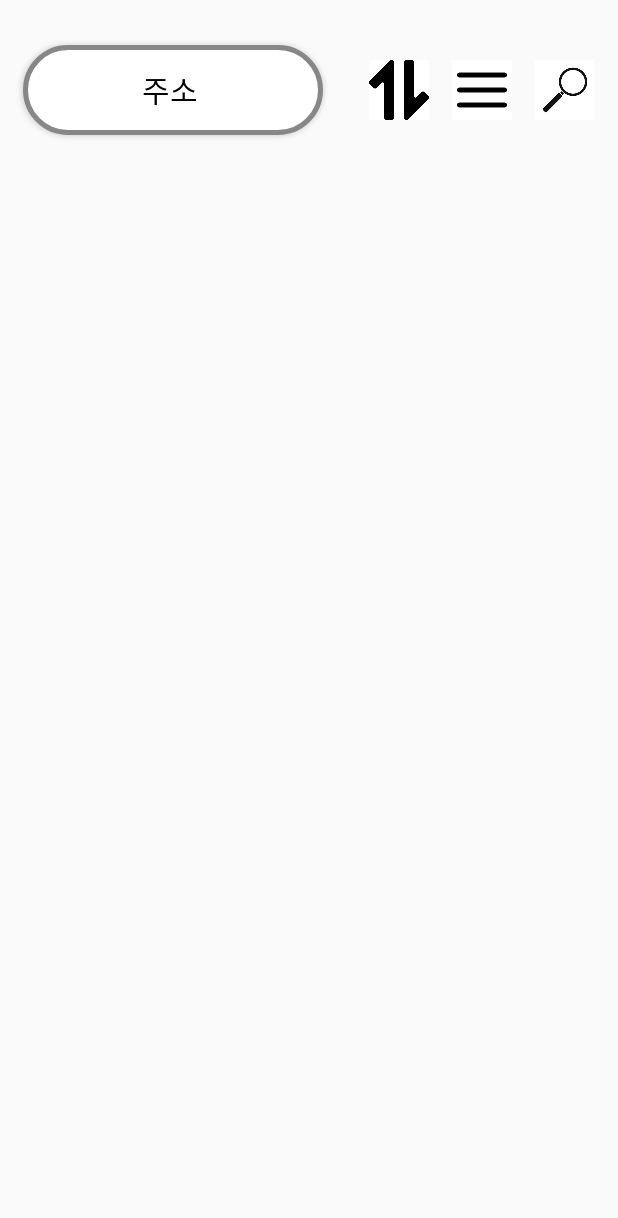
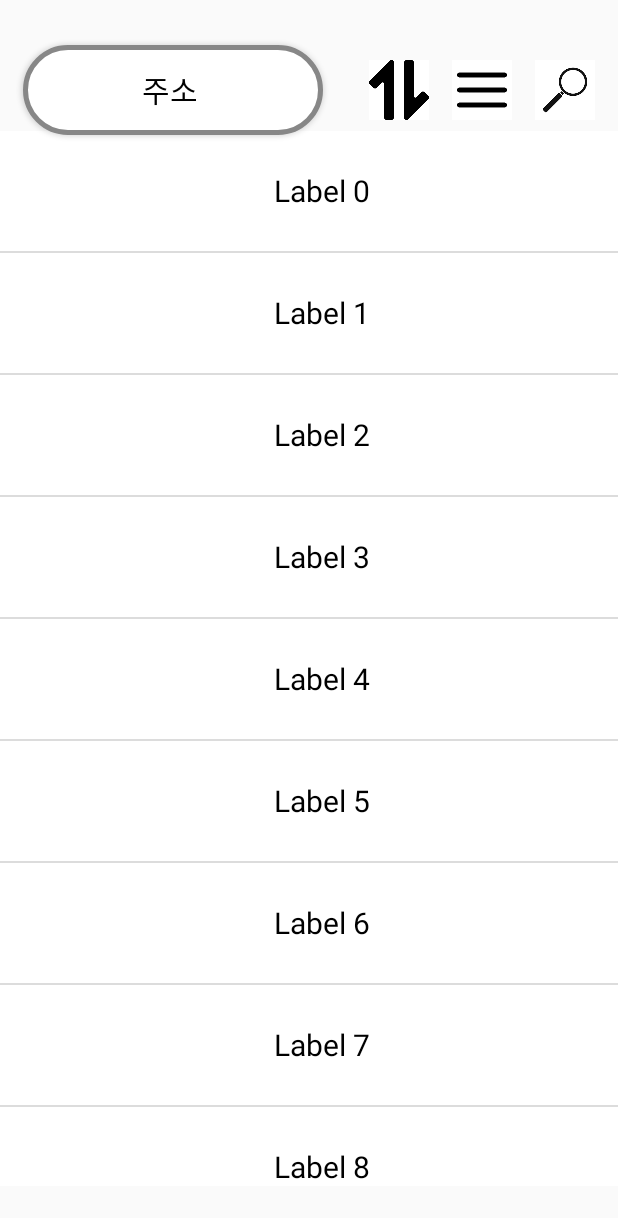
Before and after one commit to ahju411/FoodChat, an Android app: the restaurant_list screen opened directly, with no data from a screen before it, on a phone screen of 412 x 824 dp. Shown: the top 1218 px of the screen. Run offline under Robolectric (Android 15) with nearby library versions, the phone set to English and light mode, and no system bars.

Commit message:
리스트뷰작업1

```diff
--- a/app/src/main/AndroidManifest.xml
+++ b/app/src/main/AndroidManifest.xml
@@ -41,7 +41,7 @@
                     android:scheme="kakaoa7dd5271a9e9de5da9ffaf556ef49f18" />
             </intent-filter>
         </activity>
-
+        <activity android:name=".restaurant_list"></activity>
         <meta-data
             android:name="com.kakao.sdk.AppKey"
             android:value="a7dd5271a9e9de5da9ffaf556ef49f18"/>
@@ -50,8 +50,6 @@
         <activity android:name=".NicknameActivity"/>
 
 
-        <activity android:name="restaurant_list" />
-
 
     </application>
 
--- a/app/src/main/java/com/example/foodchat/restaurant_list.java
+++ b/app/src/main/java/com/example/foodchat/restaurant_list.java
@@ -1,34 +1,92 @@
 package com.example.foodchat;
 
-import android.content.Intent;
+import android.os.Handler;
 import android.os.Bundle;
 import android.view.View;
-import android.widget.Button;
+import android.widget.AbsListView;
+import android.widget.ListView;
+import android.widget.ProgressBar;
 
 import androidx.appcompat.app.AppCompatActivity;
 
-public class restaurant_list extends AppCompatActivity {
+import java.util.ArrayList;
+import java.util.List;
 
+public class restaurant_list extends AppCompatActivity implements AbsListView.OnScrollListener  {
+
+    private ListView listView;                      // 리스트뷰
+    private boolean lastItemVisibleFlag = false;    // 리스트 스크롤이 마지막 셀(맨 바닥)로 이동했는지 체크할 변수
+    private List<String> list;                      // String 데이터를 담고있는 리스트
+    private ListViewAdapter adapter;                // 리스트뷰의 아답터
+    private int page = 0;                           // 페이징변수. 초기 값은 0 이다.
+    private final int OFFSET = 20;                  // 한 페이지마다 로드할 데이터 갯수.
+    private ProgressBar progressBar;                // 데이터 로딩중을 표시할 프로그레스바
+    private boolean mLockListView = false;          // 데이터 불러올때 중복안되게 하기위한 변수
 
     @Override
     protected void onCreate(Bundle savedInstanceState) {
         super.onCreate(savedInstanceState);
         setContentView(R.layout.restaurant_list);
 
+        listView = (ListView) findViewById(R.id.listview);
+        progressBar = (ProgressBar) findViewById(R.id.progressbar);
 
-        // 처음 이용시 주소위치권한 가져오기.
+        list = new ArrayList<String>();
+        adapter = new ListViewAdapter(this, list);
+        listView.setAdapter(adapter);
+
+        progressBar.setVisibility(View.GONE);
 
 
+        listView.setOnScrollListener(this);
+        getItem();
+    }
 
+    @Override
+    public void onScrollStateChanged(AbsListView absListView, int scrollState) {
+        // 1. OnScrollListener.SCROLL_STATE_IDLE : 스크롤이 이동하지 않을때의 이벤트(즉 스크롤이 멈추었을때).
+        // 2. lastItemVisibleFlag : 리스트뷰의 마지막 셀의 끝에 스크롤이 이동했을때.
+        // 3. mLockListView == false : 데이터 리스트에 다음 데이터를 불러오는 작업이 끝났을때.
+        // 1, 2, 3 모두가 true일때 다음 데이터를 불러온다.
+        if (scrollState == AbsListView.OnScrollListener.SCROLL_STATE_IDLE && lastItemVisibleFlag && mLockListView == false) {
+            // 화면이 바닦에 닿을때 처리
+            // 로딩중을 알리는 프로그레스바를 보인다.
+            progressBar.setVisibility(View.VISIBLE);
 
+            // 다음 데이터를 불러온다.
+            getItem();
+        }
+    }
 
+    @Override
+    public void onScroll(AbsListView view, int firstVisibleItem, int visibleItemCount, int totalItemCount) {
+        // firstVisibleItem : 화면에 보이는 첫번째 리스트의 아이템 번호.
+        // visibleItemCount : 화면에 보이는 리스트 아이템의 갯수
+        // totalItemCount : 리스트 전체의 총 갯수
+        // 리스트의 갯수가 0개 이상이고, 화면에 보이는 맨 하단까지의 아이템 갯수가 총 갯수보다 크거나 같을때.. 즉 리스트의 끝일때. true
+        lastItemVisibleFlag = (totalItemCount > 0) && (firstVisibleItem + visibleItemCount >= totalItemCount);
+    }
 
+    private void getItem(){
 
+        // 리스트에 다음 데이터를 입력할 동안에 이 메소드가 또 호출되지 않도록 mLockListView 를 true로 설정한다.
+        mLockListView = true;
 
+        // 다음 20개의 데이터를 불러와서 리스트에 저장한다.
+        for(int i = 0; i < 20; i++){
+            String label = "Label " + ((page * OFFSET) + i);
+            list.add(label);
+        }
 
-
-
-
-
+        // 1초 뒤 프로그레스바를 감추고 데이터를 갱신하고, 중복 로딩 체크하는 Lock을 했던 mLockListView변수를 풀어준다.
+        new Handler().postDelayed(new Runnable() {
+            @Override
+            public void run() {
+                page++;
+                adapter.notifyDataSetChanged();
+                progressBar.setVisibility(View.GONE);
+                mLockListView = false;
+            }
+        },1000);
     }
 }
--- /dev/null
+++ b/app/src/main/java/com/example/foodchat/restaurant_listadp.java
@@ -0,0 +1,59 @@
+package com.example.foodchat;
+
+import android.content.Context;
+import android.view.LayoutInflater;
+import android.view.View;
+import android.view.ViewGroup;
+import android.widget.BaseAdapter;
+import android.widget.TextView;
+
+import java.util.List;
+
+/**
+ * Created by Administrator on 2016-10-13.
+ */
+class ListViewAdapter extends BaseAdapter {
+    private LayoutInflater inflate;
+    private ViewHolder viewHolder;
+    private List<String> list;
+
+    public ListViewAdapter(Context context, List<String> list){
+        // MainActivity 에서 데이터 리스트를 넘겨 받는다.
+        this.list = list;
+        this.inflate = LayoutInflater.from(context);
+    }
+    @Override
+    public int getCount() {
+        return list.size();
+    }
+
+    @Override
+    public Object getItem(int i) {
+        return null;
+    }
+
+    @Override
+    public long getItemId(int i) {
+        return 0;
+    }
+
+    @Override
+    public View getView(int position, View convertView, ViewGroup viewGroup) {
+        if(convertView == null){
+            convertView = inflate.inflate(R.layout.restaurant_rowui_list,null);
+            viewHolder = new ViewHolder();
+            viewHolder.label = (TextView) convertView.findViewById(R.id.label);
+            convertView.setTag(viewHolder);
+        }else{
+            viewHolder = (ViewHolder)convertView.getTag();
+        }
+
+        // 각 셀에 넘겨받은 텍스트 데이터를 넣는다.
+        viewHolder.label.setText( list.get(position) );
+        return convertView;
+    }
+
+    class ViewHolder{
+        public TextView label;
+    }
+}
--- a/app/src/main/res/layout/restaurant_list.xml
+++ b/app/src/main/res/layout/restaurant_list.xml
@@ -5,9 +5,33 @@
     android:layout_width="match_parent"
     android:layout_height="match_parent"
     tools:context=".MainActivity">
-    <!--    노트북무야호!~-->
-    <!--    콤퓨터 다시한번무야호오-->
-    <!--    노트북 또무야호-->
+    <!--ListView 끝에서 다음 데이터 로딩중에 보여줄 프로그레스바-->
+
+    <!--ListView를 정의한다.-->
+
+
+
+    <ListView
+        android:id="@+id/listview"
+        android:layout_width="505dp"
+        android:layout_height="703dp"
+        android:layout_above="@+id/progressbar"
+        app:layout_constraintBottom_toBottomOf="parent"
+        app:layout_constraintEnd_toEndOf="parent"
+        app:layout_constraintHorizontal_bias="0.415"
+        app:layout_constraintStart_toStartOf="parent"
+        app:layout_constraintTop_toTopOf="parent"
+        app:layout_constraintVertical_bias="0.721" />
+
+    <ProgressBar
+        android:id="@+id/progressbar"
+        android:layout_width="0dp"
+        android:layout_height="wrap_content"
+        android:layout_alignParentBottom="true"
+        app:layout_constraintBottom_toBottomOf="parent"
+        app:layout_constraintEnd_toEndOf="parent"
+        app:layout_constraintStart_toStartOf="parent"
+        app:layout_constraintTop_toTopOf="parent" />
 
     <androidx.appcompat.widget.AppCompatButton
         android:id="@+id/angry_btn"
@@ -52,14 +76,5 @@
         app:layout_constraintTop_toTopOf="parent"
         app:srcCompat="@drawable/btn_range" />
 
-    <ListView
-        android:layout_width="393dp"
-        android:layout_height="624dp"
-        android:layout_marginTop="100dp"
-        app:layout_constraintBottom_toBottomOf="parent"
-        app:layout_constraintEnd_toEndOf="parent"
-        app:layout_constraintStart_toStartOf="parent"
-        app:layout_constraintTop_toTopOf="parent" />
-
 
 </androidx.constraintlayout.widget.ConstraintLayout>
--- /dev/null
+++ b/app/src/main/res/layout/restaurant_rowui_list.xml
@@ -0,0 +1,18 @@
+<?xml version="1.0" encoding="utf-8"?>
+<LinearLayout xmlns:android="http://schemas.android.com/apk/res/android"
+    android:orientation="vertical" android:layout_width="match_parent"
+    android:layout_height="match_parent">
+
+    <!--ListView의 각 셀에 데이터가 들어갈 텍스트 라벨-->
+    <TextView
+        android:id="@+id/label"
+        android:layout_width="match_parent"
+        android:layout_height="80dp"
+        android:background="#ffffff"
+        android:gravity="center"
+        android:text="test"
+        android:textColor="#000000"
+        android:textSize="20dp" />
+
+
+</LinearLayout>
```
